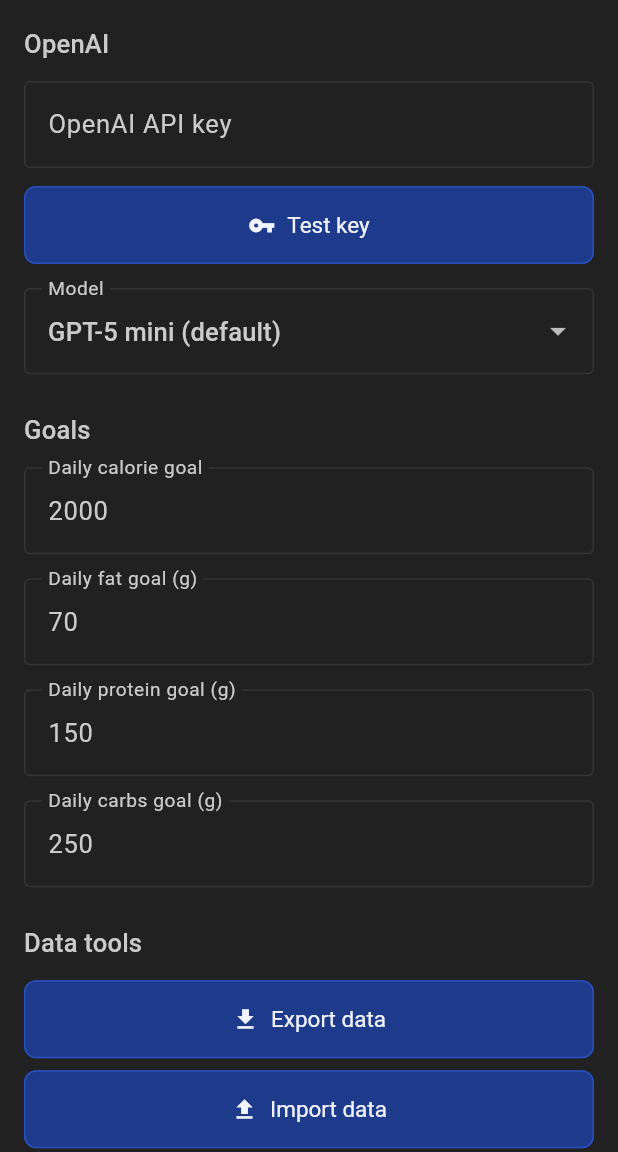
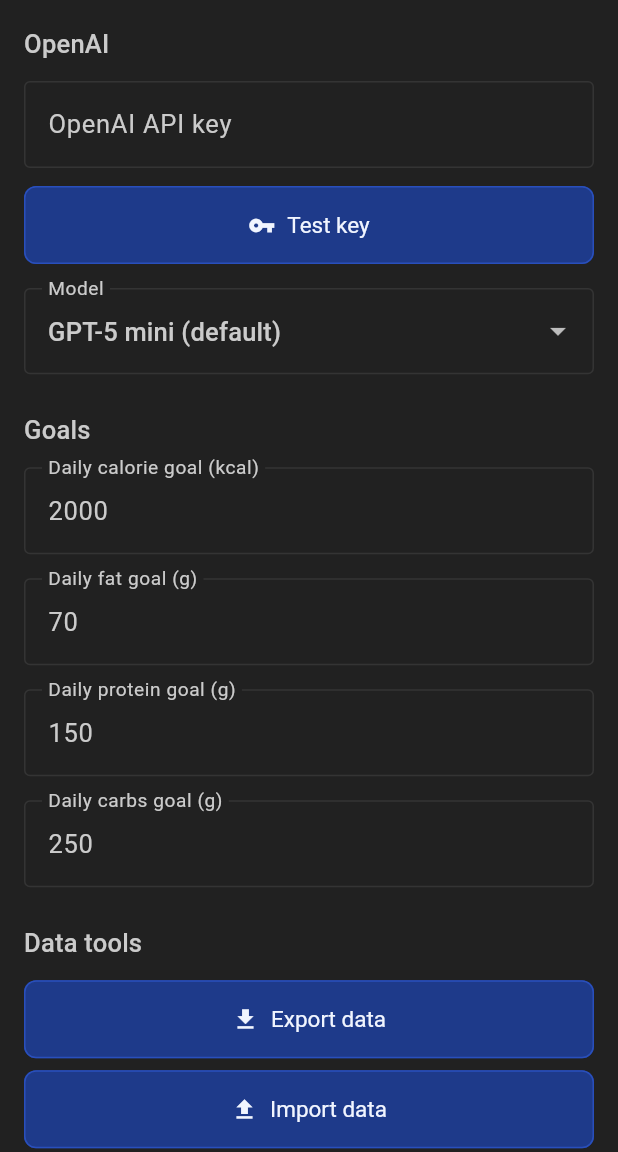
Before and after one commit to alex47/CalorieTracker, a Flutter app: the SettingsScreen screen opened by its route, on a phone screen of 412 x 824 dp, the part 84-1236 px from its top. Run offline on Flutter 3.47's test engine with Material 3 defaults, Android fonts, the phone set to English and light mode, and no system bars; our stand-ins replace flutter_secure_storage, open_filex, package_info_plus, sqflite, sqflite_common_ffi; accounts and stored records are empty.

Commit message:
Add kcal unit to calorie goal label

```diff
--- a/lib/screens/settings_screen.dart
+++ b/lib/screens/settings_screen.dart
@@ -207,7 +207,7 @@
             controller: _calorieGoalController,
             enabled: !isBusy,
             decoration: const InputDecoration(
-              labelText: 'Daily calorie goal',
+              labelText: 'Daily calorie goal (kcal)',
               border: OutlineInputBorder(),
             ),
             keyboardType: TextInputType.number,
```
